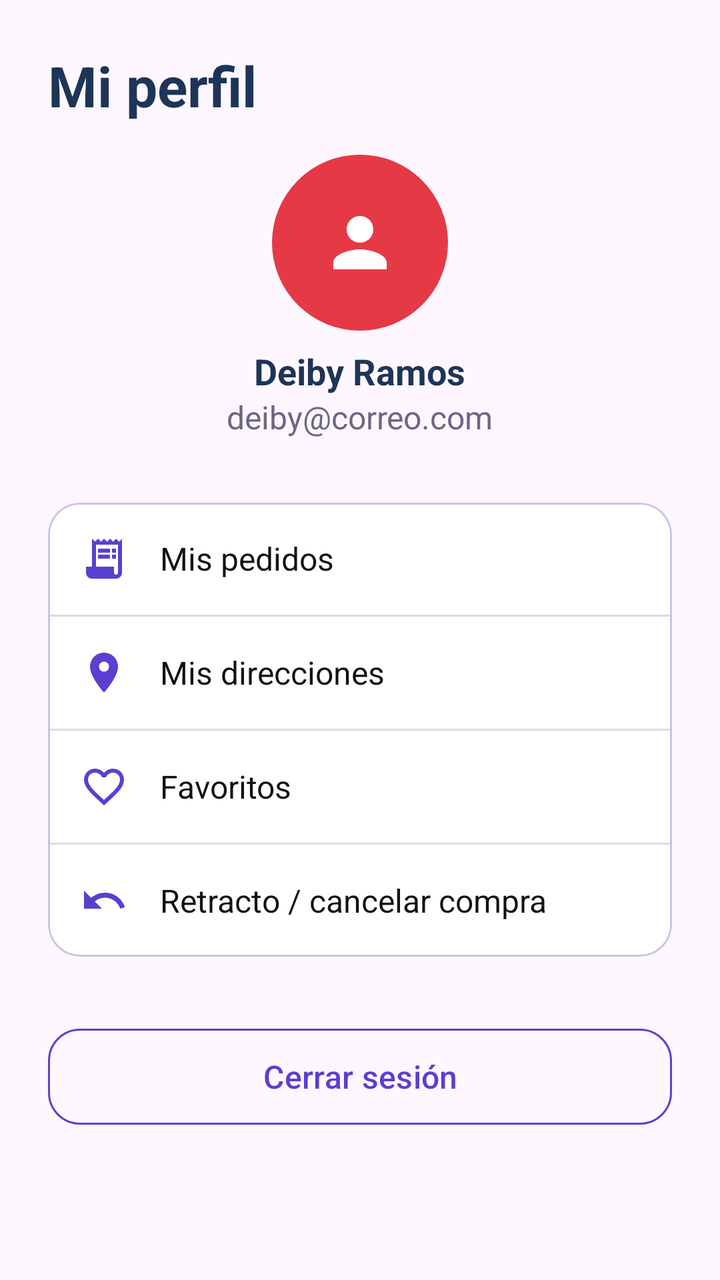
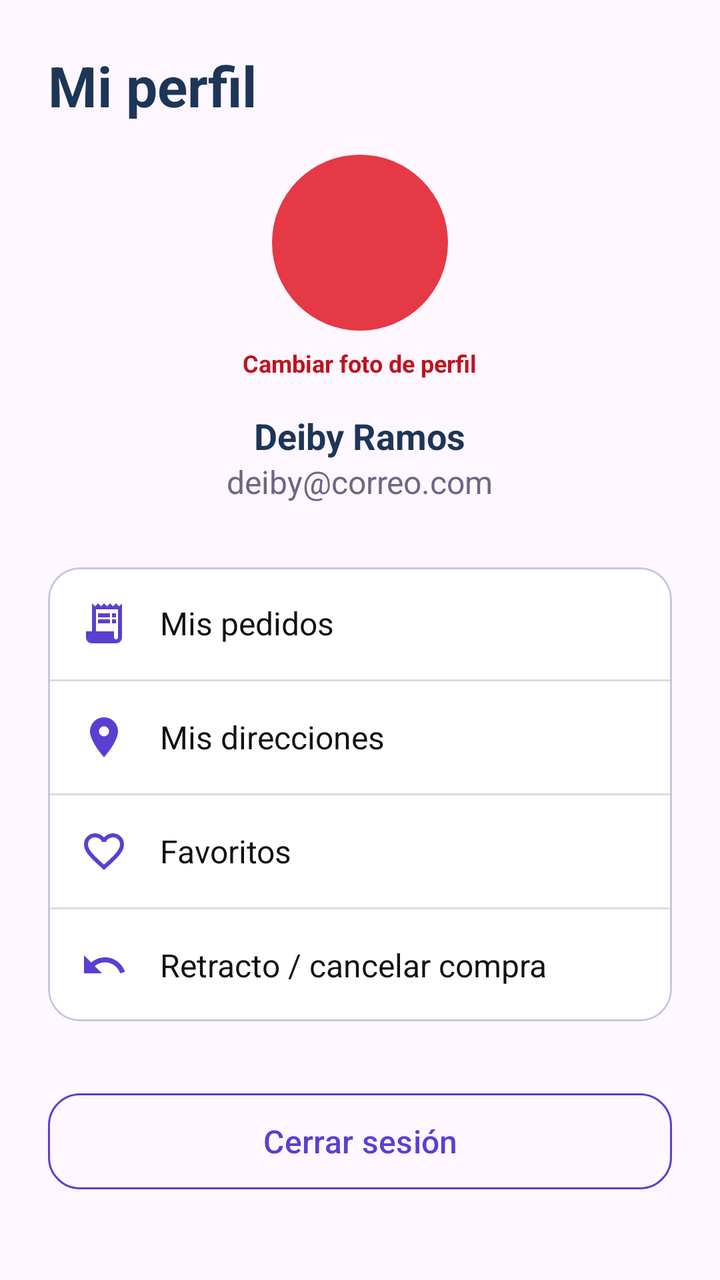

An Android layout rendered at two revisions. The XML below is the earlier revision; the diff shows what the commit changed to produce the second picture.
<!-- AndroidManifest.xml: application theme Theme.VinylCDVault -->
<!-- res/layout/fragment_profile.xml -->
<?xml version="1.0" encoding="utf-8"?>
<ScrollView xmlns:android="http://schemas.android.com/apk/res/android"
    xmlns:app="http://schemas.android.com/apk/res-auto"
    android:layout_width="match_parent"
    android:layout_height="match_parent"
    android:fillViewport="true">

    <LinearLayout
        android:layout_width="match_parent"
        android:layout_height="wrap_content"
        android:gravity="center_horizontal"
        android:orientation="vertical"
        android:padding="@dimen/screen_padding">

        <TextView
            style="@style/App.Text.Title"
            android:layout_width="match_parent"
            android:layout_height="wrap_content"
            android:text="@string/profile_title" />

        <ImageView
            android:layout_width="@dimen/avatar_size"
            android:layout_height="@dimen/avatar_size"
            android:layout_marginTop="@dimen/spacing_medium"
            android:background="@drawable/bg_logo_circle"
            android:contentDescription="@string/profile_title"
            android:padding="24dp"
            android:src="@drawable/ic_person"
            app:tint="@color/white" />

        
        <TextView
            style="@style/App.Text.Subtitle"
            android:id="@+id/tvProfileName"
            android:layout_width="wrap_content"
            android:layout_height="wrap_content"
            android:layout_marginTop="@dimen/spacing_small"
            android:text="@string/sample_name" />

        <TextView
            style="@style/App.Text.Body"
            android:id="@+id/tvProfileEmail"
            android:layout_width="wrap_content"
            android:layout_height="wrap_content"
            android:text="@string/sample_email" />

        <com.google.android.material.card.MaterialCardView
            style="@style/Widget.Material3.CardView.Outlined"
            android:layout_width="match_parent"
            android:layout_height="wrap_content"
            android:layout_marginTop="@dimen/spacing_large"
            app:cardBackgroundColor="@color/card_bg"
            app:cardCornerRadius="@dimen/corner_radius"
            app:strokeColor="@color/input_stroke">

            <LinearLayout
                android:layout_width="match_parent"
                android:layout_height="wrap_content"
                android:orientation="vertical">

                <TextView android:id="@+id/rowOrders" style="@style/App.ProfileRow" android:layout_width="match_parent" android:layout_height="wrap_content" android:drawableStart="@drawable/ic_receipt" android:text="@string/profile_orders" />
                <View android:layout_width="match_parent" android:layout_height="1dp" android:background="@color/divider" />
                <TextView android:id="@+id/rowAddresses" style="@style/App.ProfileRow" android:layout_width="match_parent" android:layout_height="wrap_content" android:drawableStart="@drawable/ic_location" android:text="@string/profile_addresses" />
                <View android:layout_width="match_parent" android:layout_height="1dp" android:background="@color/divider" />
                <TextView android:id="@+id/rowFavorites" style="@style/App.ProfileRow" android:layout_width="match_parent" android:layout_height="wrap_content" android:drawableStart="@drawable/ic_favorite_border" android:text="@string/profile_favorites" />
                <View android:layout_width="match_parent" android:layout_height="1dp" android:background="@color/divider" />
                <TextView android:id="@+id/rowWithdrawal" style="@style/App.ProfileRow" android:layout_width="match_parent" android:layout_height="wrap_content" android:drawableStart="@drawable/ic_undo" android:text="@string/profile_withdrawal" />
            </LinearLayout>
        </com.google.android.material.card.MaterialCardView>

        <com.google.android.material.button.MaterialButton
            android:id="@+id/btnLogout"
            style="@style/App.ButtonOutlined"
            android:layout_width="match_parent"
            android:layout_height="@dimen/button_height"
            android:layout_marginTop="@dimen/spacing_large"
            android:text="@string/profile_logout" />
    </LinearLayout>
</ScrollView>
<!-- resources referenced by this layout -->
<resources>
  <color name="card_bg" type="color">#FFFFFF</color>
  <color name="divider">#D5DEE5</color>
  <color name="input_stroke" type="color">#C9C3E8</color>
  <color name="white">#FFFFFF</color>
  <dimen name="avatar_size">88dp</dimen>
  <dimen name="button_height">56dp</dimen>
  <dimen name="corner_radius">16dp</dimen>
  <dimen name="screen_padding">24dp</dimen>
  <dimen name="spacing_large">32dp</dimen>
  <dimen name="spacing_medium">16dp</dimen>
  <dimen name="spacing_small">8dp</dimen>
  <!-- drawable bg_logo_circle (drawable) -->
  <?xml version="1.0" encoding="utf-8"?>
  <shape xmlns:android="http://schemas.android.com/apk/res/android"
      android:shape="oval">
      <solid android:color="@color/primary_accent" />
  </shape>
  <!-- drawable ic_location (drawable) -->
  <vector xmlns:android="http://schemas.android.com/apk/res/android" android:height="24dp" android:tint="#000000" android:viewportHeight="24" android:viewportWidth="24" android:width="24dp">
        
      <path android:fillColor="@android:color/white" android:pathData="M12,2C8.13,2 5,5.13 5,9c0,5.25 7,13 7,13s7,-7.75 7,-13c0,-3.87 -3.13,-7 -7,-7zM12,11.5c-1.38,0 -2.5,-1.12 -2.5,-2.5s1.12,-2.5 2.5,-2.5 2.5,1.12 2.5,2.5 -1.12,2.5 -2.5,2.5z"/>
      
  </vector>
  <!-- drawable ic_person (drawable) -->
  <vector xmlns:android="http://schemas.android.com/apk/res/android" android:height="24dp" android:tint="#000000" android:viewportHeight="24" android:viewportWidth="24" android:width="24dp">
        
      <path android:fillColor="@android:color/white" android:pathData="M12,12c2.21,0 4,-1.79 4,-4s-1.79,-4 -4,-4 -4,1.79 -4,4 1.79,4 4,4zM12,14c-2.67,0 -8,1.34 -8,4v2h16v-2c0,-2.66 -5.33,-4 -8,-4z"/>
      
  </vector>
  <string name="profile_addresses">Mis direcciones</string>
  <string name="profile_favorites">Favoritos</string>
  <string name="profile_logout">Cerrar sesión</string>
  <string name="profile_orders">Mis pedidos</string>
  <string name="profile_title">Mi perfil</string>
  <string name="profile_withdrawal">Retracto / cancelar compra</string>
  <string name="sample_email">deiby@correo.com</string>
  <string name="sample_name">Deiby Ramos</string>
  <style name="App.ButtonOutlined" parent="Widget.Material3.Button.OutlinedButton">
          <item name="strokeColor">@color/primary</item>
          <item name="cornerRadius">@dimen/corner_radius</item>
          <item name="android:textColor">@color/primary</item>
          <item name="android:textSize">@dimen/text_body</item>
      </style>
  <style name="App.Text.Body">
          <item name="android:textSize">@dimen/text_body</item>
          <item name="android:textColor">@color/text_secondary</item>
      </style>
  <style name="App.Text.Subtitle">
          <item name="android:textSize">@dimen/text_subtitle</item>
          <item name="android:textColor">@color/text_dark</item>
          <item name="android:textStyle">bold</item>
      </style>
  <style name="App.Text.Title">
          <item name="android:textSize">@dimen/text_title</item>
          <item name="android:textColor">@color/text_dark</item>
          <item name="android:textStyle">bold</item>
      </style>
  <color name="primary_accent" type="color">#E63946</color>
  <color name="primary">#5B3FD1</color>
  <dimen name="text_body">16sp</dimen>
  <color name="primary_dark" type="color">#121212</color>
  <color name="text_secondary">#6B6785</color>
  <dimen name="text_subtitle">18sp</dimen>
  <color name="text_dark" type="color">#1D3557</color>
  <dimen name="text_title">28sp</dimen>
  <color name="accent">#E63946</color>
  <color name="chip_bg">#DCEBF3</color>
  <color name="background_light" type="color">#F1FAEE</color>
  <!-- unchanged entries left out for length: 5 -->
</resources>

<!-- the commit's change to res/layout/fragment_profile.xml (unified diff, before → after) -->
@@ -19,14 +19,26 @@
             android:text="@string/profile_title" />
 
         <ImageView
+            android:id="@+id/ivAvatar"
             android:layout_width="@dimen/avatar_size"
             android:layout_height="@dimen/avatar_size"
             android:layout_marginTop="@dimen/spacing_medium"
             android:background="@drawable/bg_logo_circle"
-            android:contentDescription="@string/profile_title"
-            android:padding="24dp"
-            android:src="@drawable/ic_person"
-            app:tint="@color/white" />
+            android:clickable="true"
+            android:contentDescription="@string/photo_change"
+            android:focusable="true"
+            android:scaleType="centerCrop" />
+
+        <TextView
+            android:id="@+id/tvChangePhoto"
+            android:layout_width="wrap_content"
+            android:layout_height="wrap_content"
+            android:background="?attr/selectableItemBackground"
+            android:padding="@dimen/spacing_small"
+            android:text="@string/photo_change"
+            android:textColor="@color/accent_dark"
+            android:textSize="@dimen/text_small"
+            android:textStyle="bold" />
 
         
         <TextView
<!-- resource entries referenced after the edit -->
@@ -1,5 +1,6 @@
 <!-- resources referenced by this layout -->
 <resources>
+  <color name="accent_dark">#C1121F</color>
   <color name="card_bg" type="color">#FFFFFF</color>
   <color name="divider">#D5DEE5</color>
   <color name="input_stroke" type="color">#C9C3E8</color>
@@ -11,6 +12,7 @@
   <dimen name="spacing_large">32dp</dimen>
   <dimen name="spacing_medium">16dp</dimen>
   <dimen name="spacing_small">8dp</dimen>
+  <dimen name="text_small">12sp</dimen>
   <!-- drawable bg_logo_circle (drawable) -->
   <?xml version="1.0" encoding="utf-8"?>
   <shape xmlns:android="http://schemas.android.com/apk/res/android"
@@ -23,12 +25,7 @@
       <path android:fillColor="@android:color/white" android:pathData="M12,2C8.13,2 5,5.13 5,9c0,5.25 7,13 7,13s7,-7.75 7,-13c0,-3.87 -3.13,-7 -7,-7zM12,11.5c-1.38,0 -2.5,-1.12 -2.5,-2.5s1.12,-2.5 2.5,-2.5 2.5,1.12 2.5,2.5 -1.12,2.5 -2.5,2.5z"/>
       
   </vector>
-  <!-- drawable ic_person (drawable) -->
-  <vector xmlns:android="http://schemas.android.com/apk/res/android" android:height="24dp" android:tint="#000000" android:viewportHeight="24" android:viewportWidth="24" android:width="24dp">
-        
-      <path android:fillColor="@android:color/white" android:pathData="M12,12c2.21,0 4,-1.79 4,-4s-1.79,-4 -4,-4 -4,1.79 -4,4 1.79,4 4,4zM12,14c-2.67,0 -8,1.34 -8,4v2h16v-2c0,-2.66 -5.33,-4 -8,-4z"/>
-      
-  </vector>
+  <string name="photo_change">Cambiar foto de perfil</string>
   <string name="profile_addresses">Mis direcciones</string>
   <string name="profile_favorites">Favoritos</string>
   <string name="profile_logout">Cerrar sesión</string>
